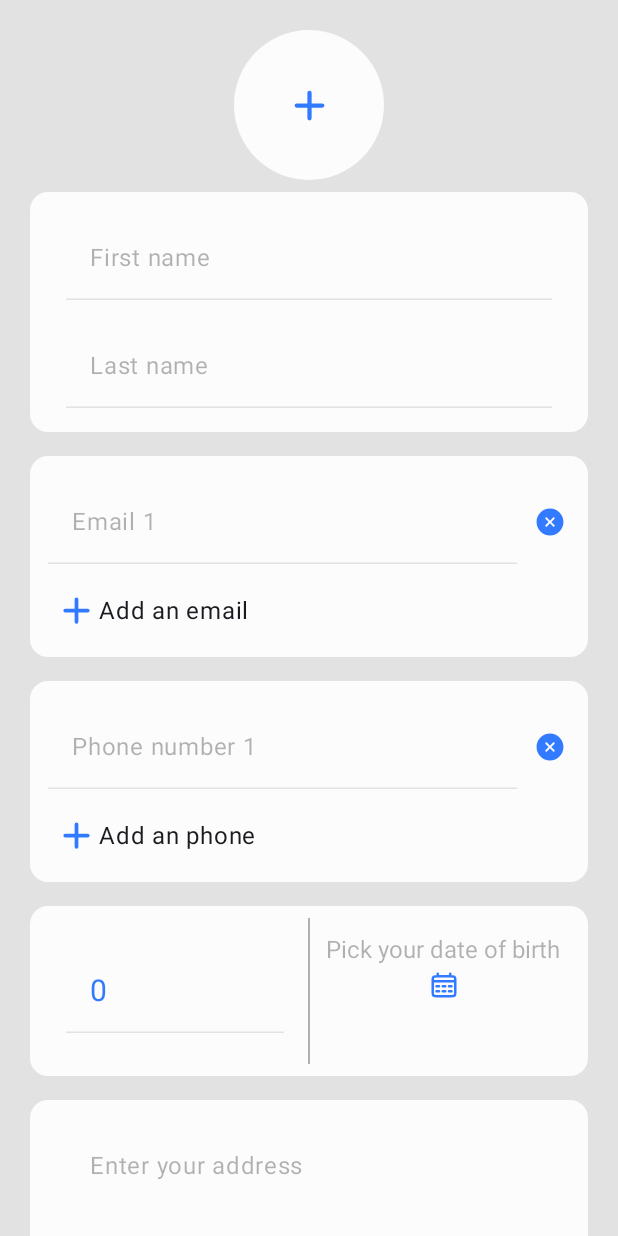
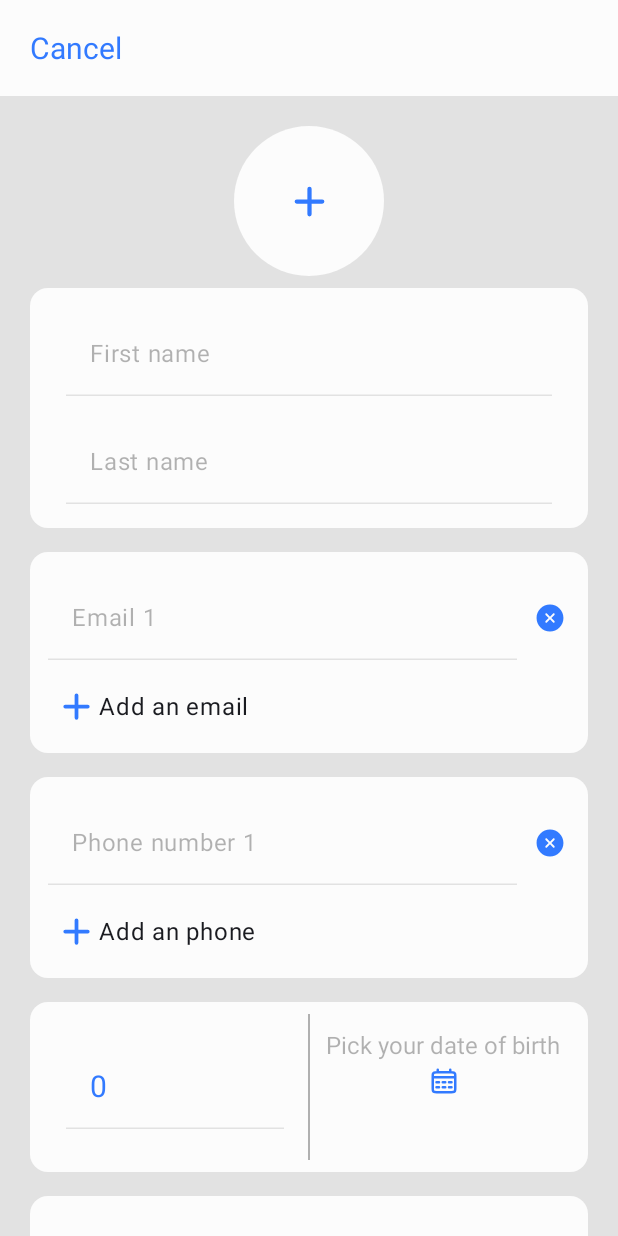
Before and after one commit to Raghuram224/Registration, an Android app built with Jetpack Compose: the composable SignupScreen shown on its own in the app's theme, on a phone screen of 412 x 824 dp. Run offline under Robolectric (Android 15) with nearby library versions, the phone set to English and light mode, and no system bars; our stand-ins replace Dagger/Hilt's generated code; libraries missing offline, so code that uses them is left out: androidx.camera.core, androidx.camera.view; pictures from the network do not load; 1 statement that could not run was skipped.

Commit message:
precaution commit

```diff
--- a/app/src/main/java/com/example/registration/constants/constantModals/ModalsClass.kt
+++ b/app/src/main/java/com/example/registration/constants/constantModals/ModalsClass.kt
@@ -69,14 +69,32 @@ enum class CredentialsValidationStatus {
     ValidCredentials,
 
 }
-enum class UserType{
+
+enum class UserType {
     Admin,
     Client
 }
-
+enum class SignupFieldsColorType{
+    FName,
+    LName,
+    Password,
+    ConfirmPassword
+}
+enum class EditFieldsColorType{
+    FName,
+    LName,
+}
 data class ContactBasicDetails(
     val fName: String,
     val lName: String,
     val userId: Int,
     val profileImage: Bitmap?
 )
+
+data class FieldsColor(
+    var fNameColor: Boolean,
+    var lNameColor: Boolean,
+    var passwordColor: Boolean,
+    var confirmPasswordColor: Boolean,
+
+    )
--- a/app/src/main/java/com/example/registration/view/signupScreen/SignupScreen.kt
+++ b/app/src/main/java/com/example/registration/view/signupScreen/SignupScreen.kt
@@ -46,6 +46,7 @@ import androidx.compose.material3.ButtonDefaults
 import androidx.compose.material3.ExperimentalMaterial3Api
 import androidx.compose.material3.IconButton
 import androidx.compose.material3.ModalBottomSheet
+import androidx.compose.material3.Scaffold
 import androidx.compose.material3.TextButton
 import androidx.compose.material3.rememberDatePickerState
 import androidx.compose.material3.rememberModalBottomSheetState
@@ -77,6 +78,7 @@ import androidx.core.content.ContextCompat
 import androidx.navigation.NavController
 import com.example.registration.R
 import com.example.registration.constants.InputsRegex
+import com.example.registration.constants.constantModals.SignupFieldsColorType
 import com.example.registration.navigation.Screens
 import com.example.registration.constants.constantModals.Keyboard
 import com.example.registration.constants.constantModals.OtherEmailOrPhoneFields
@@ -175,29 +177,12 @@ fun SignupScreen(
 
     val keyBoardState by keyboardAsState()
 
+    val fieldsColor by signupViewModel.fieldsColor.collectAsState()
 
-    //Fields color
-    var fNameColor by remember {
-        mutableStateOf(false)
-    }
-    var lNameColor by remember {
-        mutableStateOf(false)
-    }
-
-    val addressColor by remember {
-        mutableStateOf(false)
-    }
-    var passwordColor by remember {
-        mutableStateOf(false)
-    }
-    var confirmPasswordColor by remember {
-        mutableStateOf(false)
-    }
 
     var isAgeFocused by remember {
         mutableStateOf(false)
     }
-
 
     var confirmPassword by remember {
         mutableStateOf("")
@@ -243,9 +228,7 @@ fun SignupScreen(
 
         BringIntoViewRequester()
     }
-    val phoneBringIntoView = remember {
-        BringIntoViewRequester()
-    }
+
     val passwordBringIntoView = remember {
         BringIntoViewRequester()
     }
@@ -268,9 +251,9 @@ fun SignupScreen(
     val emailFocusRequester = remember {
         FocusRequester()
     }
-    val phoneFocusRequester = remember {
-        FocusRequester()
-    }
+//    val phoneFocusRequester = remember {
+//        FocusRequester()
+//    }
     val passwordFocusRequester = remember {
         FocusRequester()
     }
@@ -283,11 +266,25 @@ fun SignupScreen(
 
 
 
+    Scaffold(
+        topBar = {
+            ContactsTopBar(
+                modifier = Modifier,
+                cancelButtonClick = {
+                    navController.navigate(Screens.LoginScreens.route) {
+                        navController.popBackStack()
+                    }
+                },
+                saveButtonClick = { }
+            )
+        }
+    ) { innerPadding ->
         Column(
             modifier = Modifier
                 .background(LightGray)
                 .verticalScroll(scrollState)
-            .padding(horizontal = MaterialTheme.dimens.signupDimension.pageHorizontalPadding16),
+                .padding(horizontal = MaterialTheme.dimens.signupDimension.pageHorizontalPadding16)
+                .padding(innerPadding),
             verticalArrangement = Arrangement.Center,
             horizontalAlignment = Alignment.Start
         ) {
@@ -328,7 +325,7 @@ fun SignupScreen(
 
             CustomColumnCardCreator(
                 modifier = Modifier,
-            anyComposable = @Composable {
+                anyComposable = {
                     CustomOutlinedInput(
                         modifier = Modifier
                             .bringIntoViewRequester(namesBringIntoView)
@@ -340,7 +337,7 @@ fun SignupScreen(
 
                         },
                         label = "First name",
-                    isError = fNameColor,
+                        isError = fieldsColor.fNameColor,
                         regex = InputsRegex.NAME_REGEX,
                     )
 
@@ -354,7 +351,7 @@ fun SignupScreen(
                             signupViewModel.updateSignupData(it, TextFieldType.LastName)
                         },
                         label = "Last name",
-                    isError = lNameColor,
+                        isError = fieldsColor.lNameColor,
                         regex = InputsRegex.NAME_REGEX
 
                     )
@@ -364,7 +361,7 @@ fun SignupScreen(
 
             CustomColumnCardCreator(
                 modifier = Modifier,
-            anyComposable = @Composable {
+                anyComposable = {
                     SignupEmail(
                         modifier = Modifier
                             .bringIntoViewRequester(emailBringIntoView),
@@ -407,11 +404,9 @@ fun SignupScreen(
 
             CustomColumnCardCreator(
                 modifier = Modifier,
-            anyComposable = @Composable {
+                anyComposable = {
                     SignupPhone(
-                    modifier = Modifier
-                        .bringIntoViewRequester(phoneBringIntoView)
-                        .focusRequester(focusRequester = phoneFocusRequester),
+                        modifier = Modifier,
                         selectPhone = {
                             primaryPhoneIndex = it
                             isPrimaryPhoneSelected = true
@@ -427,18 +422,12 @@ fun SignupScreen(
                             if (phoneList.size > 1 && it != primaryPhoneIndex) {
                                 if (primaryPhoneIndex == 1) {
                                     phoneList.removeAt(0)
-//                                signupViewModel.phoneListColor.removeAt(0)
                                     primaryPhoneIndex = 0
-                            } else {
-
-//                                phoneList.removeAt(it)
-//                                signupViewModel.phoneListColor.removeAt(it)
                                 }
 
                             }
                         },
                         regex = InputsRegex.PHONE_NUMBER_REGEX,
-                    phoneFocusRequester = phoneFocusRequester
 
 
                     )
@@ -525,7 +514,7 @@ fun SignupScreen(
 
             CustomColumnCardCreator(
                 modifier = Modifier,
-            anyComposable = @Composable {
+                anyComposable = {
                     CustomOutlinedInput(
                         text = signupData.value.address,
                         onTextChanged = {
@@ -535,7 +524,6 @@ fun SignupScreen(
                         label = "Enter your address",
                         minLines = 3,
                         maxLines = 5,
-                    isError = addressColor,
                         regex = InputsRegex.ALLOW_ANY_REGEX
                     )
                 }
@@ -559,7 +547,7 @@ fun SignupScreen(
 
             CustomColumnCardCreator(
                 modifier = Modifier,
-            anyComposable = @Composable {
+                anyComposable = {
                     CustomOutlinedPasswordInput(
                         modifier = Modifier
                             .focusRequester(focusRequester = passwordFocusRequester),
@@ -571,7 +559,7 @@ fun SignupScreen(
                             )
                         },
                         label = "Password",
-                    isError = passwordColor,
+                        isError = fieldsColor.passwordColor,
                         regex = InputsRegex.PASSWORD_REGEX
                     )
 
@@ -581,7 +569,7 @@ fun SignupScreen(
                         text = confirmPassword,
                         onTextChanged = { confirmPassword = it },
                         label = "confirm password",
-                    isError = confirmPasswordColor,
+                        isError = fieldsColor.confirmPasswordColor,
                         regex = InputsRegex.PASSWORD_REGEX
 
 
@@ -688,14 +676,11 @@ fun SignupScreen(
                 onClick = {
                     signupViewModel.emailListColor[primaryEmailIndex] =
                         emailList[primaryEmailIndex].isEmpty()
-//                signupViewModel.phoneListColor[primaryPhoneIndex] =
-//                    phoneList[primaryPhoneIndex].isEmpty()
 
-                fNameColor = signupData.value.firstName.isEmpty()
-                lNameColor = signupData.value.lastName.isEmpty()
-                passwordColor = signupData.value.password.isEmpty()
-                confirmPasswordColor = confirmPassword.isEmpty()
-
+                    signupViewModel.updateFieldsColor(isValid = signupData.value.firstName.isEmpty(),SignupFieldsColorType.FName)
+                    signupViewModel.updateFieldsColor(isValid = signupData.value.lastName.isEmpty(),SignupFieldsColorType.LName)
+                    signupViewModel.updateFieldsColor(isValid = signupData.value.password.isEmpty(),SignupFieldsColorType.Password)
+                    signupViewModel.updateFieldsColor(isValid = confirmPassword.isEmpty(),SignupFieldsColorType.ConfirmPassword)
 
                     if (
                         signupViewModel.checkFieldsValue(
@@ -749,12 +734,12 @@ fun SignupScreen(
                                 Toast.LENGTH_SHORT
                             ).show()
 
-                        navController.navigate(Screens.LoginScreens.route){
+                            navController.navigate(Screens.LoginScreens.route) {
                                 navController.popBackStack()
                             }
 
 
-                    } else if (confirmPasswordColor) {
+                        } else if (fieldsColor.confirmPasswordColor) {
                             Toast.makeText(
                                 context,
                                 "check your password is same",
@@ -772,18 +757,18 @@ fun SignupScreen(
 
 
                     } else {
-                    Log.i("passwordColor", passwordColor.toString())
+
                         val toastText: String
 
 
-                    if (fNameColor) {
+                        if (fieldsColor.fNameColor) {
                             coroutineScope.launch {
                                 namesBringIntoView.bringIntoView()
                                 fNameFocusRequester.requestFocus()
                             }
                             toastText = "Check First name value"
 
-                    } else if (lNameColor) {
+                        } else if (fieldsColor.lNameColor) {
                             coroutineScope.launch {
                                 lNameFocusRequester.requestFocus()
                             }
@@ -797,7 +782,7 @@ fun SignupScreen(
 
                         }
 //
-                    else if (passwordColor) {
+                        else if (fieldsColor.passwordColor) {
                             coroutineScope.launch {
                                 passwordBringIntoView.bringIntoView()
                                 passwordFocusRequester.requestFocus()
@@ -832,6 +817,7 @@ fun SignupScreen(
                         color = White
                     )
                 )
+            }
         }
     }
 
--- a/app/src/main/java/com/example/registration/view/signupScreen/SignupUtils.kt
+++ b/app/src/main/java/com/example/registration/view/signupScreen/SignupUtils.kt
@@ -70,6 +70,7 @@ import androidx.compose.ui.text.input.ImeAction
 import androidx.compose.ui.text.input.KeyboardType
 import androidx.compose.ui.text.input.PasswordVisualTransformation
 import androidx.compose.ui.text.input.VisualTransformation
+import androidx.compose.ui.text.style.TextAlign
 import androidx.compose.ui.unit.dp
 import coil.compose.AsyncImage
 import com.example.registration.R
@@ -329,7 +330,7 @@ fun SignupPhone(
     phoneList: MutableList<String>,
     removeField: (idx: Int) -> Unit,
     regex: String,
-    phoneFocusRequester: FocusRequester
+
 ) {
 
     phoneList.forEachIndexed { index, key ->
@@ -340,7 +341,6 @@ fun SignupPhone(
         ) {
             CustomTextField(
                 modifier = Modifier
-                    .focusRequester(focusRequester = phoneFocusRequester)
                     .weight(0.9f)
                     .fillMaxWidth(),
                 itemNo = (index + 1).toString(),
@@ -839,3 +839,65 @@ fun convertUriToBitmapAboveAndroidP(uri: Uri, activity: Activity): Bitmap {
 fun convertUriToBitmapBelowAndroidP(uri: Uri, activity: Activity): Bitmap {
     return MediaStore.Images.Media.getBitmap(activity.contentResolver, uri)
 }
+
+@Composable
+fun ContactsTopBar(
+    modifier: Modifier,
+    cancelButtonClick: () -> Unit,
+    saveButtonClick: () -> Unit,
+    isSaveButtonEnabled:Boolean=false,
+) {
+    Row(
+        modifier = Modifier
+            .fillMaxWidth()
+            .background(White),
+        horizontalArrangement = Arrangement.SpaceBetween
+    ) {
+        TextButton(
+            modifier = Modifier
+                .weight(0.5f)
+                .padding(MaterialTheme.dimens.signupDimension.padding08)
+                .fillMaxWidth(),
+            onClick = {
+                cancelButtonClick()
+            }
+        ) {
+            androidx.compose.material.Text(
+                modifier = Modifier
+                    .fillMaxWidth(),
+                text = "Cancel",
+                color = Blue,
+                style = TextStyle(
+                    fontSize = MaterialTheme.typography.h6.fontSize,
+                    textAlign = TextAlign.Start
+                )
+            )
+        }
+
+
+
+        if (isSaveButtonEnabled){
+            TextButton(
+                modifier = Modifier
+                    .weight(0.5f)
+                    .padding(MaterialTheme.dimens.signupDimension.padding08)
+                    .fillMaxWidth(),
+                onClick = {
+                    saveButtonClick()
+                }
+            ) {
+                androidx.compose.material.Text(
+                    modifier = Modifier
+                        .fillMaxWidth(),
+                    text = "Save",
+                    color = Blue,
+                    style = TextStyle(
+                        fontSize = MaterialTheme.typography.h6.fontSize,
+                        textAlign = TextAlign.End
+                    )
+                )
+            }
+        }
+    }
+
+}
--- a/app/src/main/java/com/example/registration/viewModels/SignupViewModel.kt
+++ b/app/src/main/java/com/example/registration/viewModels/SignupViewModel.kt
@@ -8,6 +8,8 @@ import com.example.registration.constants.constantModals.OtherEmailOrPhoneFields
 import com.example.registration.constants.constantModals.TextFieldType
 import com.example.registration.constants.constantModals.UserDetails
 import com.example.registration.constants.InputsRegex
+import com.example.registration.constants.constantModals.FieldsColor
+import com.example.registration.constants.constantModals.SignupFieldsColorType
 import com.example.registration.modal.LocalDBRepo
 import com.example.registration.permissionHandler.PermissionHandler
 import dagger.hilt.android.lifecycle.HiltViewModel
@@ -16,9 +18,6 @@ import kotlinx.coroutines.flow.asStateFlow
 import kotlinx.coroutines.flow.update
 import kotlinx.coroutines.launch
 import javax.inject.Inject
-
-
-
 
 
 @HiltViewModel
@@ -45,6 +44,15 @@ class SignupViewModel @Inject constructor(
         )
     )
 
+    private val _fieldsColor = MutableStateFlow(
+        FieldsColor(
+            fNameColor = false,
+            lNameColor = false,
+            passwordColor = false,
+            confirmPasswordColor = false
+        )
+    )
+
     private var _profileImage = MutableStateFlow<Bitmap?>(_signupData.value.profileImage)
 
     val signupData = _signupData.asStateFlow()
@@ -52,7 +60,7 @@ class SignupViewModel @Inject constructor(
     var phoneList = mutableStateListOf("")
     val profileImage = _profileImage.asStateFlow()
     val emailListColor = mutableStateListOf(false)
-//    val phoneListColor = mutableStateListOf(false)
+    val fieldsColor = _fieldsColor.asStateFlow()
 
     lateinit var userDetails: UserDetails
 
@@ -152,7 +160,7 @@ class SignupViewModel @Inject constructor(
     ): Boolean {
 
         val validateEmail = checkValidEmail()
-        return primaryEmail.isNotEmpty()  &&
+        return primaryEmail.isNotEmpty() &&
                 firstName.isNotEmpty() && lastName.isNotEmpty()
                 && password.isNotEmpty() && confirmPassword.isNotEmpty() && validateEmail
 
@@ -200,5 +208,25 @@ class SignupViewModel @Inject constructor(
         _signupData.value.profileImage = bitmap
     }
 
+    fun updateFieldsColor(isValid: Boolean, type: SignupFieldsColorType) {
+        when (type) {
+            SignupFieldsColorType.FName -> {
+                _fieldsColor.value.fNameColor = isValid
+            }
+
+            SignupFieldsColorType.LName -> {
+                _fieldsColor.value.lNameColor = isValid
+            }
+
+            SignupFieldsColorType.Password -> {
+                _fieldsColor.value.passwordColor = isValid
+            }
+
+            SignupFieldsColorType.ConfirmPassword -> {
+                _fieldsColor.value.confirmPasswordColor = isValid
+            }
+        }
+    }
+
 
 }
```
Also changed, not shown: app/src/main/java/com/example/registration/view/contactScreen/editContacts/EditContactScreen.kt (+19 -115 lines), app/src/main/java/com/example/registration/viewModels/EditContactsViewmodel.kt (+36 -15 lines). Lines whose indentation alone changed are shown as unchanged.
